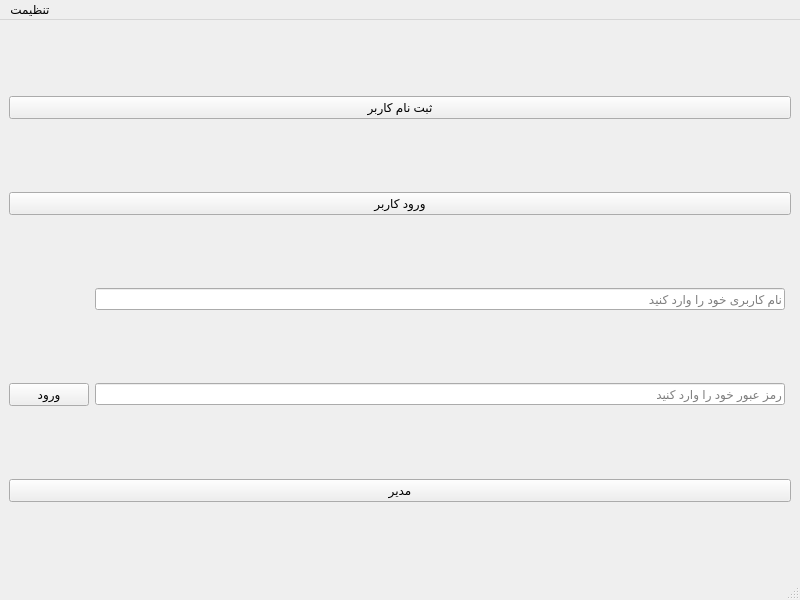
Qt form accountwindow.ui (Alireza8hi/Project-DigiKala) before a commit.
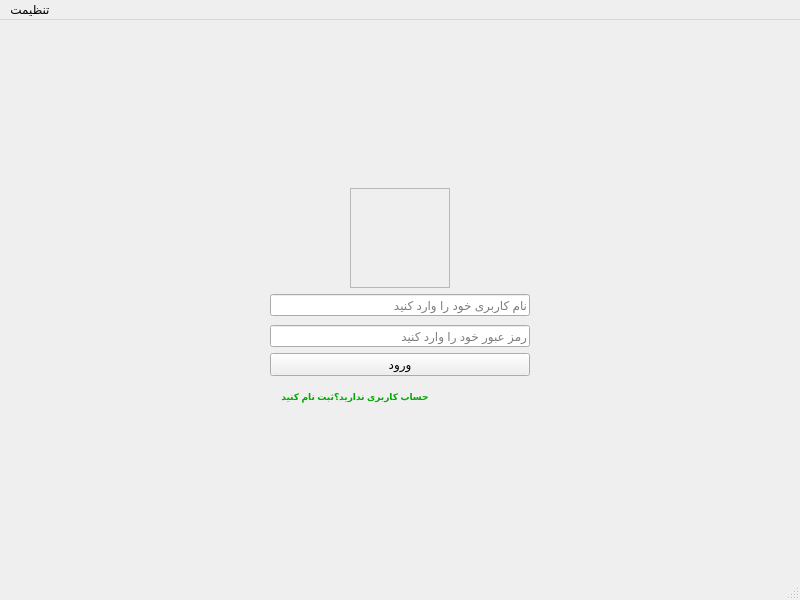
The same form after that commit. Icons and pictures are not drawn.

```diff
--- a/accountwindow.ui
+++ b/accountwindow.ui
@@ -14,8 +14,11 @@
    <string>MainWindow</string>
   </property>
   <widget class="QWidget" name="centralwidget">
+   <property name="styleSheet">
+    <string notr="true">background-image: url(:/Pics/Pics/modern-gold-background-free-vector.jpg);</string>
+   </property>
    <layout class="QGridLayout" name="gridLayout">
-    <item row="5" column="1">
+    <item row="7" column="1">
      <widget class="QLineEdit" name="PassLe">
       <property name="echoMode">
        <enum>QLineEdit::Password</enum>
@@ -25,34 +28,6 @@
       </property>
      </widget>
     </item>
-    <item row="6" column="0" colspan="3">
-     <widget class="QPushButton" name="AdminBtn">
-      <property name="text">
-       <string>مدیر</string>
-      </property>
-     </widget>
-    </item>
-    <item row="5" column="0">
-     <widget class="QPushButton" name="UserSignInBtn">
-      <property name="text">
-       <string>ورود</string>
-      </property>
-     </widget>
-    </item>
-    <item row="2" column="0" colspan="3">
-     <widget class="QPushButton" name="SignUpBtn">
-      <property name="text">
-       <string>ثبت نام کاربر</string>
-      </property>
-     </widget>
-    </item>
-    <item row="3" column="0" colspan="3">
-     <widget class="QPushButton" name="LoginBtn">
-      <property name="text">
-       <string>ورود کاربر</string>
-      </property>
-     </widget>
-    </item>
     <item row="4" column="1">
      <widget class="QLineEdit" name="UserNameLe">
       <property name="placeholderText">
@@ -60,6 +35,174 @@
       </property>
      </widget>
     </item>
+    <item row="4" column="2">
+     <spacer name="horizontalSpacer">
+      <property name="orientation">
+       <enum>Qt::Horizontal</enum>
+      </property>
+      <property name="sizeHint" stdset="0">
+       <size>
+        <width>40</width>
+        <height>20</height>
+       </size>
+      </property>
+     </spacer>
+    </item>
+    <item row="13" column="1">
+     <widget class="QPushButton" name="SignUpBtn">
+      <property name="minimumSize">
+       <size>
+        <width>170</width>
+        <height>29</height>
+       </size>
+      </property>
+      <property name="maximumSize">
+       <size>
+        <width>170</width>
+        <height>29</height>
+       </size>
+      </property>
+      <property name="font">
+       <font>
+        <pointsize>7</pointsize>
+        <italic>false</italic>
+        <bold>true</bold>
+        <underline>false</underline>
+        <strikeout>false</strikeout>
+        <kerning>true</kerning>
+       </font>
+      </property>
+      <property name="styleSheet">
+       <string notr="true">color: rgb(0, 170, 0);
+background-image: url(:/Pics/Pics/NoBack.png);</string>
+      </property>
+      <property name="text">
+       <string>حساب کاربری ندارید؟ثبت نام کنید</string>
+      </property>
+      <property name="flat">
+       <bool>true</bool>
+      </property>
+     </widget>
+    </item>
+    <item row="0" column="1">
+     <spacer name="verticalSpacer">
+      <property name="orientation">
+       <enum>Qt::Vertical</enum>
+      </property>
+      <property name="sizeHint" stdset="0">
+       <size>
+        <width>20</width>
+        <height>40</height>
+       </size>
+      </property>
+     </spacer>
+    </item>
+    <item row="4" column="0">
+     <spacer name="horizontalSpacer_2">
+      <property name="orientation">
+       <enum>Qt::Horizontal</enum>
+      </property>
+      <property name="sizeHint" stdset="0">
+       <size>
+        <width>40</width>
+        <height>20</height>
+       </size>
+      </property>
+     </spacer>
+    </item>
+    <item row="8" column="1">
+     <widget class="QPushButton" name="UserSignInBtn">
+      <property name="styleSheet">
+       <string notr="true">color: rgb(0, 0, 0);</string>
+      </property>
+      <property name="text">
+       <string>ورود</string>
+      </property>
+      <property name="flat">
+       <bool>false</bool>
+      </property>
+     </widget>
+    </item>
+    <item row="7" column="2">
+     <spacer name="horizontalSpacer_4">
+      <property name="orientation">
+       <enum>Qt::Horizontal</enum>
+      </property>
+      <property name="sizeHint" stdset="0">
+       <size>
+        <width>40</width>
+        <height>20</height>
+       </size>
+      </property>
+     </spacer>
+    </item>
+    <item row="6" column="1">
+     <spacer name="verticalSpacer_3">
+      <property name="orientation">
+       <enum>Qt::Vertical</enum>
+      </property>
+      <property name="sizeType">
+       <enum>QSizePolicy::Preferred</enum>
+      </property>
+      <property name="sizeHint" stdset="0">
+       <size>
+        <width>10</width>
+        <height>3</height>
+       </size>
+      </property>
+     </spacer>
+    </item>
+    <item row="14" column="1">
+     <spacer name="verticalSpacer_2">
+      <property name="orientation">
+       <enum>Qt::Vertical</enum>
+      </property>
+      <property name="sizeHint" stdset="0">
+       <size>
+        <width>20</width>
+        <height>40</height>
+       </size>
+      </property>
+     </spacer>
+    </item>
+    <item row="7" column="0">
+     <spacer name="horizontalSpacer_3">
+      <property name="orientation">
+       <enum>Qt::Horizontal</enum>
+      </property>
+      <property name="sizeHint" stdset="0">
+       <size>
+        <width>40</width>
+        <height>20</height>
+       </size>
+      </property>
+     </spacer>
+    </item>
+    <item row="1" column="1" alignment="Qt::AlignHCenter|Qt::AlignVCenter">
+     <widget class="QFrame" name="frame">
+      <property name="minimumSize">
+       <size>
+        <width>100</width>
+        <height>100</height>
+       </size>
+      </property>
+      <property name="maximumSize">
+       <size>
+        <width>100</width>
+        <height>100</height>
+       </size>
+      </property>
+      <property name="styleSheet">
+       <string notr="true">background-image: url(:/Icons/Icons/user.png);</string>
+      </property>
+      <property name="frameShape">
+       <enum>QFrame::StyledPanel</enum>
+      </property>
+      <property name="frameShadow">
+       <enum>QFrame::Raised</enum>
+      </property>
+     </widget>
+    </item>
    </layout>
   </widget>
   <widget class="QMenuBar" name="menubar">
```
Left out of the diff: 22 changed lines with no effect on the pictures.
